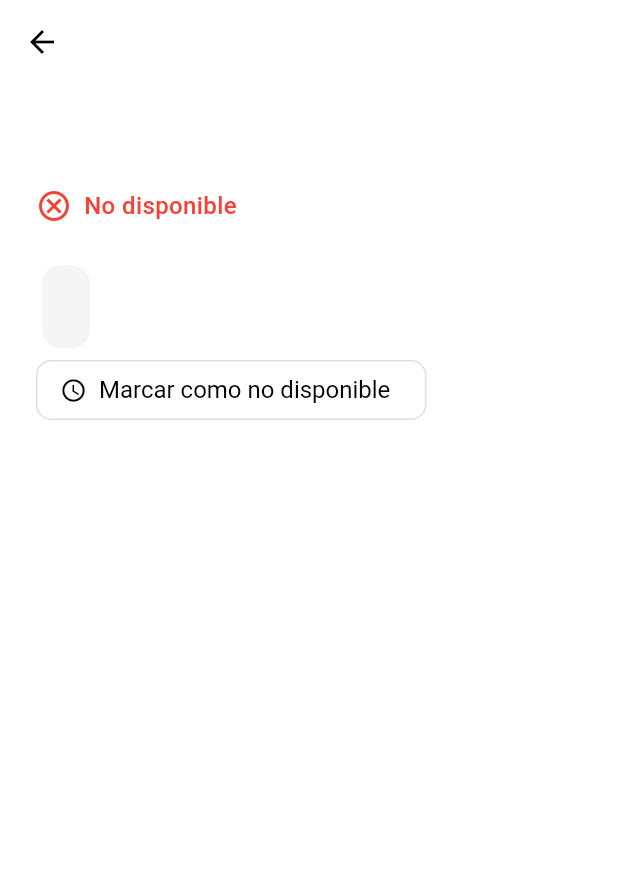
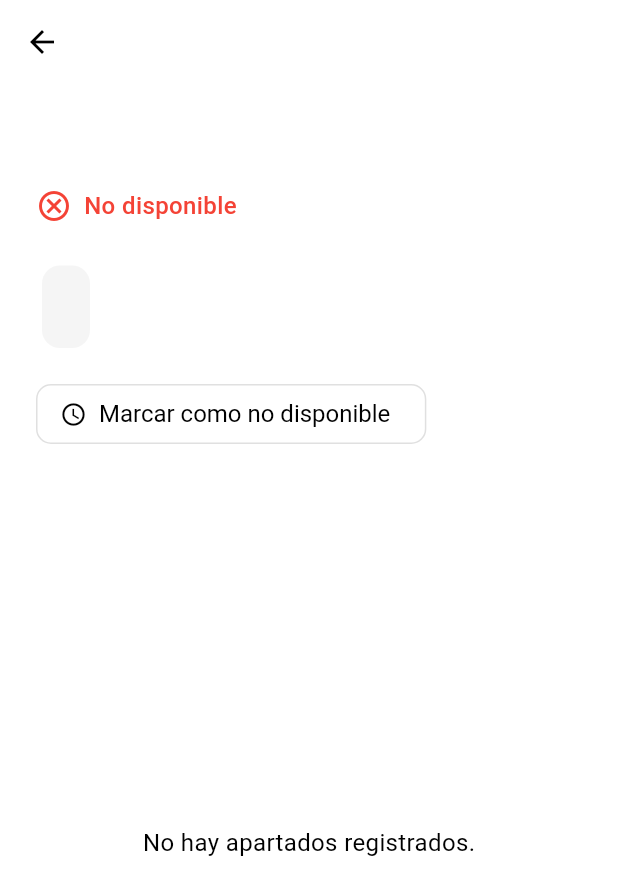
Before and after one commit to Star7-jpg/flutter-app, a Flutter app: the ScreenInfo screen opened directly with empty values, on a phone screen of 412 x 824 dp. Shown: the top 895 px of the screen. Run offline on Flutter 3.47's test engine with Material 3 defaults, Android fonts, the phone set to English and light mode, and no system bars; our stand-ins replace cloud_firestore, firebase_auth, firebase_core; accounts and stored records are empty.

Commit message:
16 Lista de apartados

```diff
--- a/lib/screens/screen_info.dart
+++ b/lib/screens/screen_info.dart
@@ -27,30 +27,29 @@ class _ScreenInfoState extends State<ScreenInfo>
   void initState() {
     super.initState();
 
-    // 1. Configura el controlador de animación
     _controller = AnimationController(
       vsync: this,
       duration: const Duration(milliseconds: 400),
     );
 
-    // 2. Define desde dónde se desliza (abajo en este caso)
     _slideAnimation = Tween<Offset>(
-      begin: const Offset(1, 0), // desde abajo
-      end: Offset.zero, // hasta su posición final
+      begin: const Offset(1, 0),
+      end: Offset.zero,
     ).animate(CurvedAnimation(parent: _controller, curve: Curves.easeOut));
 
-    // 3. Inicia la animación
     _controller.forward();
   }
 
   @override
   void dispose() {
-    _controller.dispose(); // Libera el controlador
+    _controller.dispose();
     super.dispose();
   }
 
   @override
   Widget build(BuildContext context) {
+    final aulaDoc = FirebaseFirestore.instance.collection('aulas').doc(widget.name);
+
     return Scaffold(
       appBar: AppBar(title: Text(widget.name)),
       body: SlideTransition(
@@ -99,11 +98,48 @@ class _ScreenInfoState extends State<ScreenInfo>
                   ),
                 ),
               ),
-
+              const SizedBox(height: 16),
               OutlinedButton.icon(
                 icon: const Icon(Icons.schedule),
                 label: const Text('Marcar como no disponible'),
                 onPressed: () => _selectUnavailableDateTime(context),
+              ),
+              const SizedBox(height: 24),
+
+              // 🔽 LISTADO DE APARTADOS 🔽
+              Expanded(
+                child: StreamBuilder<QuerySnapshot>(
+                  stream: aulaDoc
+                      .collection('no_disponible')
+                      .orderBy('timestamp')
+                      .snapshots(),
+                  builder: (context, snapshot) {
+                    if (snapshot.connectionState == ConnectionState.waiting) {
+                      return const Center(child: CircularProgressIndicator());
+                    }
+
+                    if (!snapshot.hasData || snapshot.data!.docs.isEmpty) {
+                      return const Center(child: Text('No hay apartados registrados.'));
+                    }
+
+                    final apartados = snapshot.data!.docs;
+
+                    return ListView.separated(
+                      itemCount: apartados.length,
+                      separatorBuilder: (_, __) => const Divider(),
+                      itemBuilder: (context, index) {
+                        final data = apartados[index].data() as Map<String, dynamic>;
+                        final fechaLegible = data['fecha_legible'] ?? 'Sin fecha';
+
+                        return ListTile(
+                          leading: const Icon(Icons.event_busy, color: Colors.red),
+                          title: Text("Apartado"),
+                          subtitle: Text(fechaLegible),
+                        );
+                      },
+                    );
+                  },
+                ),
               ),
             ],
           ),
@@ -115,7 +151,6 @@ class _ScreenInfoState extends State<ScreenInfo>
   void _selectUnavailableDateTime(BuildContext context) async {
     final today = DateTime.now();
 
-    //Selecciona la fecha
     final DateTime? selectedDate = await showDatePicker(
       context: context,
       initialDate: today,
@@ -123,14 +158,12 @@ class _ScreenInfoState extends State<ScreenInfo>
       lastDate: today.add(const Duration(days: 30)),
       helpText: 'Selecciona un día hábil',
       selectableDayPredicate: (DateTime day) {
-        // Solo permite seleccionar días hábiles (lunes a viernes)
         return day.weekday >= 1 && day.weekday <= 5;
       },
     );
 
     if (selectedDate == null) return;
 
-    // Luego selecciona la hora
     final TimeOfDay? selectedTime = await showTimePicker(
       context: context,
       initialTime: const TimeOfDay(hour: 7, minute: 0),
@@ -139,22 +172,19 @@ class _ScreenInfoState extends State<ScreenInfo>
 
     if (selectedTime == null) return;
 
-    // Validar que la fecha esté entre 7:00 y 20:00
     final isValidHour = selectedTime.hour >= 7 && selectedTime.hour < 20;
 
     if (!isValidHour) {
       showDialog(
         context: context,
-        builder:
-            (context) => const AlertDialog(
-              title: Text('Hora no válida'),
-              content: Text('La hora debe estar entre las 7:00 y las 20:00.'),
-            ),
+        builder: (context) => const AlertDialog(
+          title: Text('Hora no válida'),
+          content: Text('La hora debe estar entre las 7:00 y las 20:00.'),
+        ),
       );
       return;
     }
 
-    //Combinar fecha y hora
     final unavailableDateTime = DateTime(
       selectedDate.year,
       selectedDate.month,
@@ -163,16 +193,11 @@ class _ScreenInfoState extends State<ScreenInfo>
       selectedTime.minute,
     );
 
-    //Guardar en firestore
-    final aulaDoc = FirebaseFirestore.instance
-        .collection('aulas')
-        .doc(widget.name);
+    final aulaDoc = FirebaseFirestore.instance.collection('aulas').doc(widget.name);
 
     await aulaDoc.collection('no_disponible').add({
       'timestamp': unavailableDateTime.toIso8601String(),
-      'fecha_legible': DateFormat(
-        'dd/MM/yyyy - HH:mm',
-      ).format(unavailableDateTime),
+      'fecha_legible': DateFormat('dd/MM/yyyy - HH:mm').format(unavailableDateTime),
       'creado_en': FieldValue.serverTimestamp(),
     });
 
```
